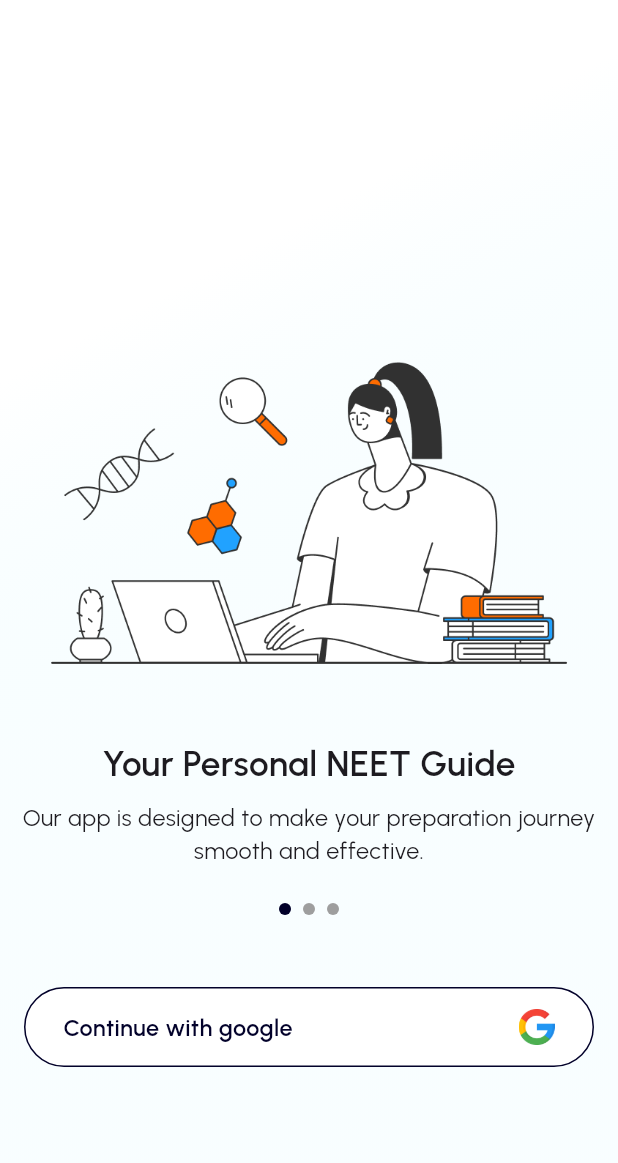
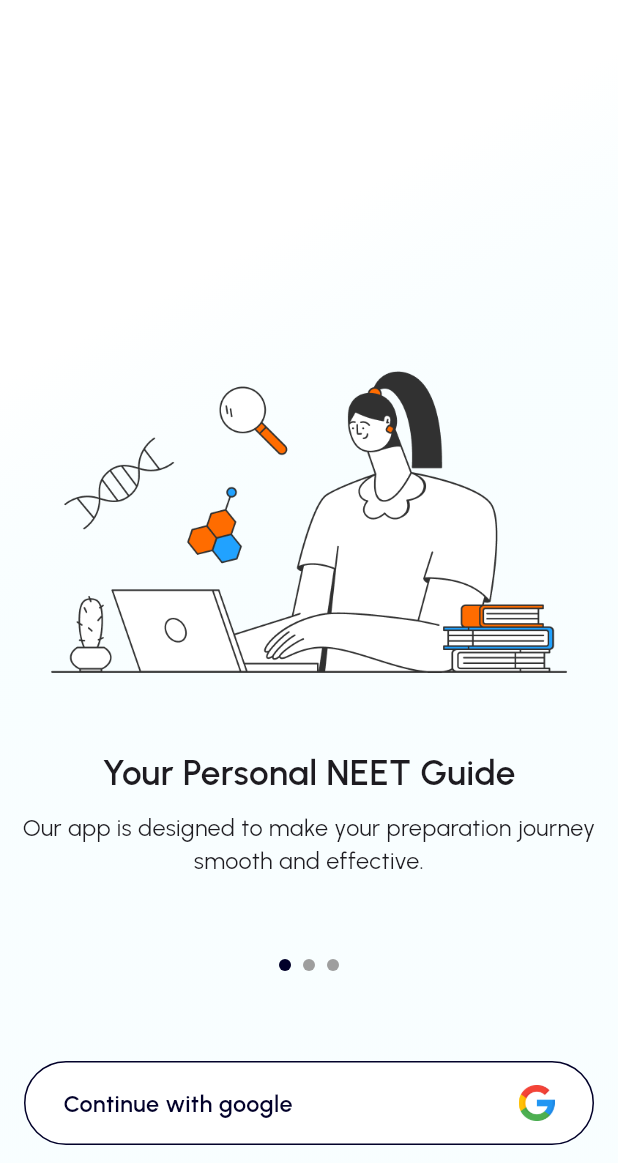
Before and after one commit to Albin2420/neuflolearnV2, a Flutter app: the IntroScreen screen opened directly, on a phone screen of 412 x 824 dp, the part 73-1236 px from its top. Run offline on Flutter 3.47's test engine with Material 3 defaults, Android fonts, the light colour scheme and no system bars; drawn by our look-alikes of smooth_page_indicator; our stand-ins replace cloud_firestore, connectivity_plus, dartz, firebase_auth, firebase_core, firebase_messaging and 16 more; missing offline and left inert: flutter_math_fork, flutter_vlc_player, gpt_markdown, tex_text, twilio_flutter, youtube_explode_dart; accounts and stored records are empty; network calls fail.

Commit message:
intro screen work and googleLoginbutton network exceptions

```diff
--- a/lib/src/presentation/screens/basic_info/add_phone_umber.dart
+++ b/lib/src/presentation/screens/basic_info/add_phone_umber.dart
@@ -183,12 +183,10 @@ class AddPhoneNumber extends StatelessWidget {
                   if (ctr.phoneError.value == null) {
                     AppUserInfo? existingUser = await ctr.checkIsUserExists();
 
-                    log("existingUser : $existingUser");
                     if (existingUser != null) {
                       Fluttertoast.showToast(
                         msg:
                             'This phone number is already associated with an existing account. Please log in, or use a different phone number to register.',
-                        backgroundColor: Colors.red,
                       );
                       return;
                     } else {
--- a/lib/src/presentation/screens/home/home.dart
+++ b/lib/src/presentation/screens/home/home.dart
@@ -602,7 +602,7 @@ class Home extends StatelessWidget {
                               Get.to(() => CustomTestExamView());
                             } else {
                               Fluttertoast.showToast(
-                                msg: "you are in offline",
+                                msg: "please check your Internet connection",
                                 textColor: Colors.white,
                                 fontSize: 26,
                               );
--- a/lib/src/presentation/screens/intro/intro.dart
+++ b/lib/src/presentation/screens/intro/intro.dart
@@ -3,8 +3,10 @@ import 'dart:developer';
 import 'package:flutter/material.dart';
 import 'package:flutter_easyloading/flutter_easyloading.dart';
 import 'package:fluttertoast/fluttertoast.dart';
+import 'package:gap/gap.dart';
 import 'package:get/get.dart';
 import 'package:google_fonts/google_fonts.dart';
+import 'package:neuflo_learn/src/core/util/constants/app_constants.dart';
 import 'package:neuflo_learn/src/data/services/firebase/firebase_auth_impl.dart';
 import 'package:neuflo_learn/src/data/services/firestore/firestore_service.dart';
 import 'package:neuflo_learn/src/presentation/controller/app_startup/app_startup.dart';
@@ -63,6 +65,7 @@ class IntroScreen extends StatelessWidget {
             ],
           ),
         ),
+        child: Center(
           child: Column(
             mainAxisAlignment: MainAxisAlignment.end,
             children: [
@@ -97,9 +100,9 @@ class IntroScreen extends StatelessWidget {
                     const SizedBox(
                       height: 24,
                     ),
-                  // Gap(
-                  //   Constant.screenHeight * (32 / Constant.figmaScreenHeight),
-                  // ),
+                    Gap(
+                      Constant.screenHeight * (32 / Constant.figmaScreenHeight),
+                    ),
                     Center(
                       child: SmoothPageIndicator(
                         controller: ctr.controller,
@@ -117,26 +120,24 @@ class IntroScreen extends StatelessWidget {
               const SizedBox(
                 height: 48,
               ),
-            Container(
-              padding: const EdgeInsets.only(left: 16, right: 16, bottom: 32),
-              // color: Colors.yellow,
-              child: Column(
-                mainAxisAlignment: MainAxisAlignment.start,
-                children: [
-                  GoogleLoginButton(
+              BottomAppBar(
+                color: Colors.transparent,
+                child: GoogleLoginButton(
                   onTapFunction: () async {
                     if (ctr.isgLoginTriggered.value != true) {
                       ctr.isgLoginTriggered.value = true;
                       await ctr.singInWithGoogle();
 
+                      log("auth status1:${ctr.authStatus}");
+
                       // if (ctr.currentAppUser.value != null) {
-                        if (ctr.currentFirestoreAppUser.value != null) {
+                      if (ctr.currentFirestoreAppUser.value != null &&
+                          ctr.authStatus.value == AuthStatus.successful) {
                         if (ctr.currentFirestoreAppUser.value
                                 ?.isProfileSetupComplete ==
                             null) {
                           if (ctr.currentFirestoreAppUser.value?.name == '' ||
-                                ctr.currentFirestoreAppUser.value?.email ==
-                                    '') {
+                              ctr.currentFirestoreAppUser.value?.email == '') {
                             ctr.isgLoginTriggered.value = false;
                             Get.offAll(() => AddBasicInfo());
                             return;
@@ -153,13 +154,11 @@ class IntroScreen extends StatelessWidget {
                             studentId:
                                 ctr.currentFirestoreAppUser.value?.id ?? 0,
                             phoneNumber:
-                                  ctr.currentFirestoreAppUser.value?.phone ??
-                                      '',
+                                ctr.currentFirestoreAppUser.value?.phone ?? '',
                           );
 
                           if (isTokenFetched) {
-                              firestoreService
-                                  .dailyExamReportResetandStreakReset(
+                            firestoreService.dailyExamReportResetandStreakReset(
                               userName:
                                   "${ctr.currentFirestoreAppUser.value?.phone}@neuflo.io",
                             );
@@ -170,8 +169,7 @@ class IntroScreen extends StatelessWidget {
                           } else {
                             EasyLoading.dismiss();
                             ctr.isgLoginTriggered.value = false;
-                              Fluttertoast.showToast(
-                                  msg: 'something went wrong');
+                            Fluttertoast.showToast(msg: 'something went wrong');
                           }
                           return;
                         }
@@ -185,13 +183,9 @@ class IntroScreen extends StatelessWidget {
                     }
                   },
                 ),
-                  const SizedBox(
-                    height: 32,
-                  ),
+              )
             ],
           ),
-            )
-          ],
         ),
       ),
     );
```
Also changed, not shown: lib/src/presentation/controller/add_user_info/add_user_info_controller.dart (+19 -0 lines), lib/src/presentation/controller/auth/auth_controller.dart (+11 -0 lines), lib/src/presentation/controller/connectivity/connectivity_controller.dart (+6 -3 lines), lib/src/presentation/screens/basic_info/verify_otp.dart (+4 -5 lines), 8 other files. Lines whose indentation alone changed are shown as unchanged.
